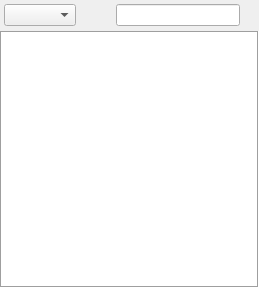
First picture: the form in src/home/flibrary/gui/TreeView.ui, repository heimdallr/books, before the edit.
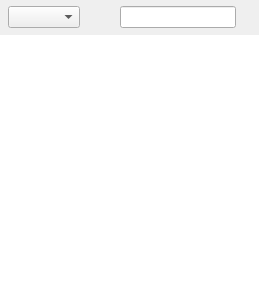
Second picture: the form after the edit. Icons and pictures are not drawn. Custom widgets are drawn as their Qt base class.

Commit message: Modernize the cross-platform interface

The edit to the form file:
```diff
--- a/src/home/flibrary/gui/TreeView.ui
+++ b/src/home/flibrary/gui/TreeView.ui
@@ -35,16 +35,16 @@
       <number>8</number>
      </property>
      <property name="leftMargin">
-      <number>4</number>
+      <number>8</number>
      </property>
      <property name="topMargin">
-      <number>4</number>
+      <number>6</number>
      </property>
      <property name="rightMargin">
-      <number>4</number>
+      <number>8</number>
      </property>
      <property name="bottomMargin">
-      <number>4</number>
+      <number>6</number>
      </property>
      <item>
       <widget class="HomeCompa::Flibrary::FComboBox" name="cbMode">
@@ -112,7 +112,7 @@
       <enum>Qt::ContextMenuPolicy::CustomContextMenu</enum>
      </property>
      <property name="frameShape">
-      <enum>QFrame::Shape::Box</enum>
+      <enum>QFrame::Shape::NoFrame</enum>
      </property>
      <property name="verticalScrollBarPolicy">
       <enum>Qt::ScrollBarPolicy::ScrollBarAlwaysOff</enum>
```
The commit also changes 7 other files.
